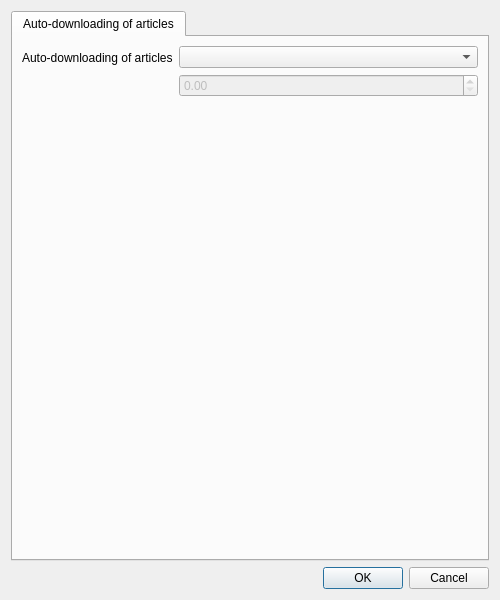
Old version of the form src/librssguard/services/abstract/gui/formfeeddetails.ui in the repository norbusan/rssguard-debian.
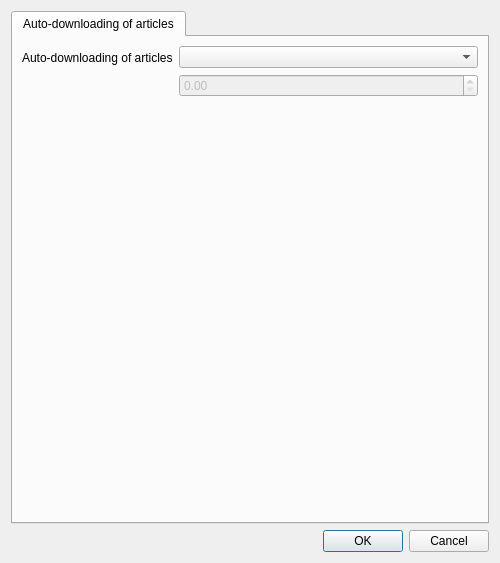
New version of the form. Custom widgets are drawn as their Qt base class.

The edit to the form file:
```diff
--- a/src/librssguard/services/abstract/gui/formfeeddetails.ui
+++ b/src/librssguard/services/abstract/gui/formfeeddetails.ui
@@ -7,7 +7,7 @@
     <x>0</x>
     <y>0</y>
     <width>500</width>
-    <height>600</height>
+    <height>563</height>
    </rect>
   </property>
   <property name="windowTitle">
```
